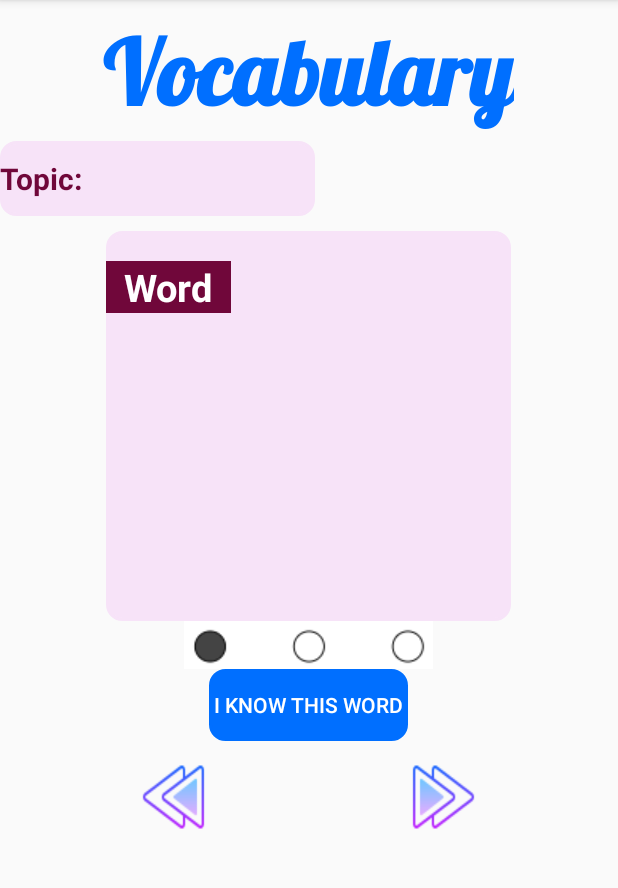
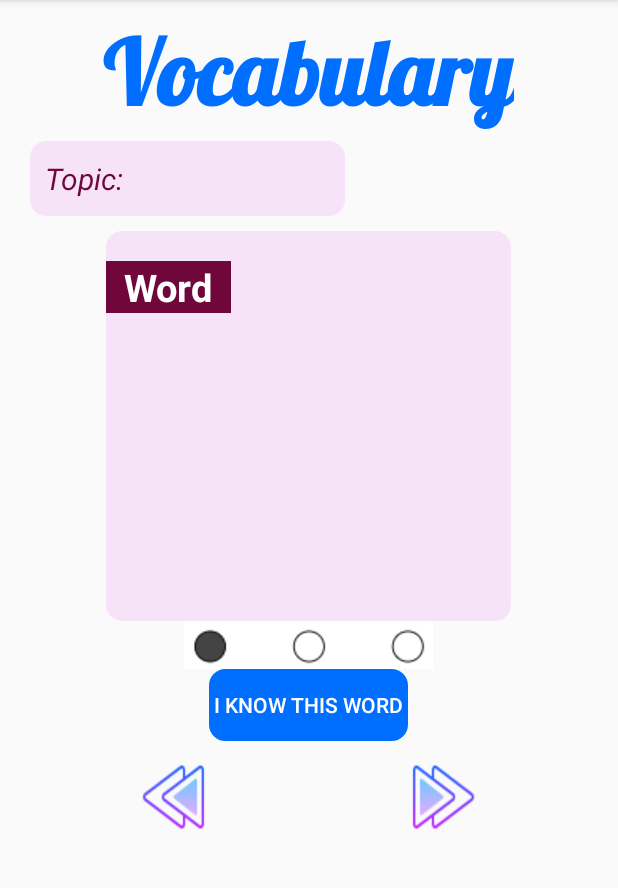
Before and after one commit to ndkhanh360/anna, an Android app: the DetailVocab screen opened directly, with no data from a screen before it, on a phone screen of 412 x 824 dp, the part 84-972 px from its top. Run offline under Robolectric (Android 15) with nearby library versions, the light colour scheme and no system bars; our stand-ins replace Firebase (no records; nobody signed in at launch, a user with empty details on screens opened directly); 6 statements that could not run were skipped.

Commit message:
modify vocab study layout and speaking layout

```diff
--- a/app/src/main/java/com/example/anna/DetailVocab.java
+++ b/app/src/main/java/com/example/anna/DetailVocab.java
@@ -80,10 +80,6 @@ public class DetailVocab extends AppCompatActivity {
                 return true;
             }
         });
-
-
-
-
 
     }
 
--- a/app/src/main/res/layout/activity_detail_vocab.xml
+++ b/app/src/main/res/layout/activity_detail_vocab.xml
@@ -22,6 +22,7 @@
         android:id="@+id/ln_topic"
         android:layout_width="210sp"
         android:layout_height="50sp"
+        android:layout_marginLeft="20dp"
         android:layout_below="@+id/tvName"
         android:background="@drawable/border"
         android:backgroundTint="#F7E3F8">
@@ -30,10 +31,11 @@
             android:layout_width="wrap_content"
             android:layout_height="wrap_content"
             android:layout_gravity="center"
+            android:paddingLeft="10dp"
             android:text="Topic:  "
             android:textColor="@color/colorAccent"
             android:textSize="20sp"
-            android:textStyle="bold" />
+            android:textStyle="italic" />
 
         <TextView
             android:id="@+id/tv_topic"
@@ -72,12 +74,11 @@
         <TextView
             android:id="@+id/tv_word"
             android:layout_width="match_parent"
-            android:layout_height="wrap_content"
+            android:layout_height="match_parent"
             android:gravity="center"
             android:text="name"
             android:textColor="@color/colorAccent"
-            android:textSize="20sp"
-            android:textStyle="bold" />
+            android:textSize="20sp" />
     </LinearLayout>
 
     <ImageView
--- a/app/src/main/res/layout/activity_detail_vocab_test.xml
+++ b/app/src/main/res/layout/activity_detail_vocab_test.xml
@@ -22,6 +22,7 @@
         android:id="@+id/ln_topic"
         android:layout_width="210sp"
         android:layout_height="50sp"
+        android:layout_marginLeft="20dp"
         android:layout_below="@+id/tvName"
         android:background="@drawable/border"
         android:backgroundTint="#F7E3F8">
@@ -30,6 +31,7 @@
             android:layout_width="wrap_content"
             android:layout_height="wrap_content"
             android:layout_gravity="center"
+            android:paddingLeft="10dp"
             android:text="Topic:  "
             android:textColor="@color/colorAccent"
             android:textSize="20sp"
--- a/app/src/main/res/layout/activity_fullscreen.xml
+++ b/app/src/main/res/layout/activity_fullscreen.xml
@@ -60,8 +60,8 @@
             android:layout_width="match_parent"
             android:layout_height="wrap_content"
             android:id="@+id/caption_text"
-            android:textSize="24dp"
-            android:text="cloudy de ala"
+            android:textSize="18dp"
+            android:text="What is your most favorite aspect about your school?"
             android:textAlignment="center"
             android:layout_gravity="bottom"/>
     </FrameLayout>
--- a/app/src/main/res/layout/activity_login.xml
+++ b/app/src/main/res/layout/activity_login.xml
@@ -8,7 +8,7 @@
     android:paddingLeft="16dp"
     android:paddingRight="16dp"
     android:paddingTop="16dp"
-    tools:context="com.pav.anna.Login">
+    tools:context=".Login">
 
     <TextView
         android:id="@+id/textView"
--- a/app/src/main/res/layout/activity_register.xml
+++ b/app/src/main/res/layout/activity_register.xml
@@ -8,14 +8,13 @@
     android:paddingLeft="16dp"
     android:paddingRight="16dp"
     android:paddingTop="16dp"
-    tools:context="com.pav.anna.Register">
+    tools:context=".Register">
 
 
     <TextView
         android:id="@+id/textView"
         android:layout_width="match_parent"
         android:layout_height="wrap_content"
-        android:layout_alignLeft="@id/activity_register"
         android:gravity="center"
         android:text="User Sign Up"
         android:textColor="#000"
--- a/app/src/main/res/layout/activity_speaking_comment.xml
+++ b/app/src/main/res/layout/activity_speaking_comment.xml
@@ -7,7 +7,7 @@
     tools:context=".ScoreBoardActivity"
     android:orientation="vertical">
     <TextView
-        android:id="@+id/scoreview"
+        android:id="@+id/tv_rate_your_partner"
         android:layout_width="match_parent"
         android:layout_height="wrap_content"
         android:layout_alignParentTop="true"
--- a/app/src/main/res/layout/activity_start_pronun.xml
+++ b/app/src/main/res/layout/activity_start_pronun.xml
@@ -4,7 +4,7 @@
     xmlns:tools="http://schemas.android.com/tools"
     android:layout_width="match_parent"
     android:layout_height="match_parent"
-    tools:context=".StartVocab"
+    tools:context=".StartPronun"
     android:gravity="center_horizontal"
     android:orientation="vertical">
 
```
Also changed, not shown: app/src/main/java/com/example/anna/DashboardActivity.java (+8 -1 lines), app/src/main/java/com/example/anna/MainActivity.java (line endings or trailing spaces), 1 other file.
